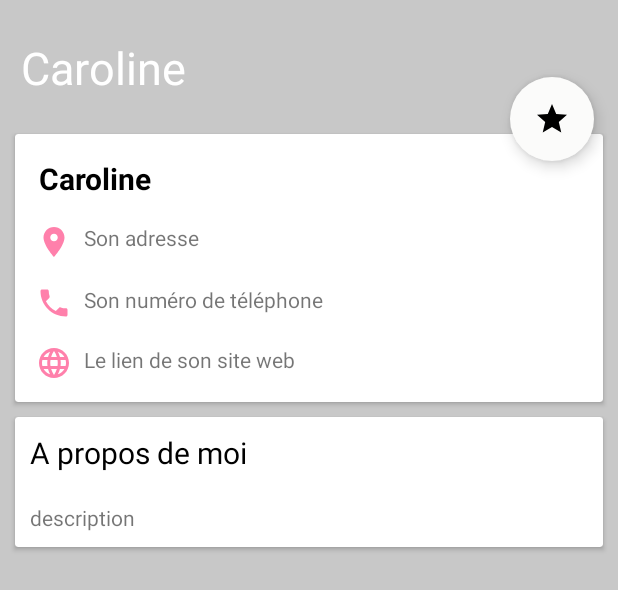
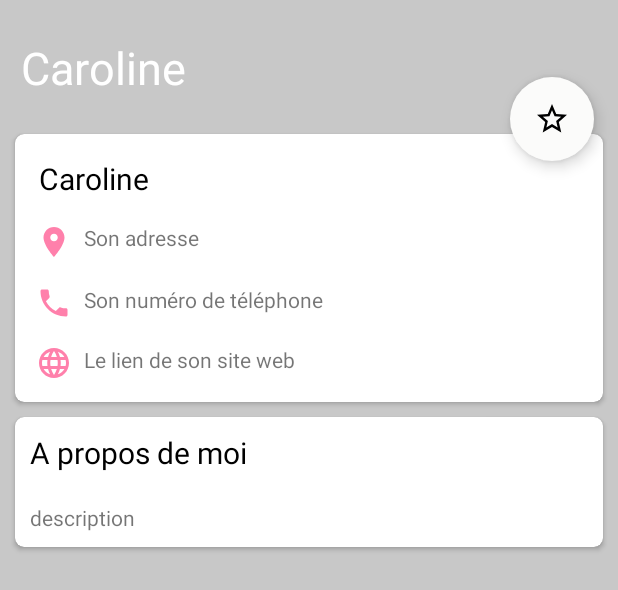
Before and after one commit to LaurentVrevin/Entrevoisins, an Android app: the layout activity_detail_neighbour.xml on its own in the app's theme, with its tools: preview values and no code run, on a phone screen of 412 x 824 dp. Shown: the part 331-921 px from the top of the screen. Run offline under Robolectric (Android 15) with nearby library versions, the phone set to English and light mode, and no system bars.

Commit message:
Functions add and delete a neighbour favori to a list are ok

```diff
--- a/app/src/main/java/com/openclassrooms/entrevoisins/ui/neighbour_list/ListNeighbourActivity.java
+++ b/app/src/main/java/com/openclassrooms/entrevoisins/ui/neighbour_list/ListNeighbourActivity.java
@@ -39,8 +39,6 @@ public class ListNeighbourActivity extends AppCompatActivity {
 
     }
 
-
-
     @OnClick(R.id.add_neighbour)
     void addNeighbour() {
         AddNeighbourActivity.navigate(this);
--- a/app/src/main/java/com/openclassrooms/entrevoisins/ui/neighbour_list/MyNeighbourRecyclerViewAdapter.java
+++ b/app/src/main/java/com/openclassrooms/entrevoisins/ui/neighbour_list/MyNeighbourRecyclerViewAdapter.java
@@ -28,6 +28,7 @@ import butterknife.BindView;
 import butterknife.ButterKnife;
 
 public class MyNeighbourRecyclerViewAdapter extends RecyclerView.Adapter<MyNeighbourRecyclerViewAdapter.ViewHolder> {
+    /* je crée une clé afin de passer les informations de la vu dedans pour la récupérer dans l'activité détail */
     private final String DETAIL_NEIGHBOUR = "DETAIL_NEIGHBOUR";
 
 
@@ -67,6 +68,10 @@ public class MyNeighbourRecyclerViewAdapter extends RecyclerView.Adapter<MyNeigh
                 EventBus.getDefault().post(new DeleteNeighbourEvent(neighbour));
             }
         });
+
+        /** Je génère l'ouverture de l'activité Détail via le on click sur la view
+         *
+         */
         holder.itemView.setOnClickListener(new View.OnClickListener() {
             @Override
             public void onClick(View v) {
--- /dev/null
+++ b/app/src/main/res/drawable/ic_baseline_star_24.xml
@@ -0,0 +1,5 @@
+<vector android:height="24dp" android:tint="#000000"
+    android:viewportHeight="24" android:viewportWidth="24"
+    android:width="24dp" xmlns:android="http://schemas.android.com/apk/res/android">
+    <path android:fillColor="@android:color/white" android:pathData="M12,17.27L18.18,21l-1.64,-7.03L22,9.24l-7.19,-0.61L12,2 9.19,8.63 2,9.24l5.46,4.73L5.82,21z"/>
+</vector>
--- /dev/null
+++ b/app/src/main/res/drawable/ic_baseline_star_border_24.xml
@@ -0,0 +1,5 @@
+<vector android:height="24dp" android:tint="#000000"
+    android:viewportHeight="24" android:viewportWidth="24"
+    android:width="24dp" xmlns:android="http://schemas.android.com/apk/res/android">
+    <path android:fillColor="@android:color/white" android:pathData="M22,9.24l-7.19,-0.62L12,2 9.19,8.63 2,9.24l5.46,4.73L5.82,21 12,17.27 18.18,21l-1.63,-7.03L22,9.24zM12,15.4l-3.76,2.27 1,-4.28 -3.32,-2.88 4.38,-0.38L12,6.1l1.71,4.04 4.38,0.38 -3.32,2.88 1,4.28L12,15.4z"/>
+</vector>
--- /dev/null
+++ b/app/src/main/res/drawable/ic_star_24dp.xml
@@ -0,0 +1,4 @@
+<?xml version="1.0" encoding="utf-8"?>
+<selector xmlns:android="http://schemas.android.com/apk/res/android">
+
+</selector>
--- a/app/src/main/res/drawable/ic_star_border_white_24dp.xml
+++ b/app/src/main/res/drawable/ic_star_border_white_24dp.xml
@@ -1,4 +1,4 @@
-<vector android:height="24dp" android:tint="#FFFFFF"
+<vector android:height="24dp" android:tint="#FFC300"
     android:viewportHeight="24.0" android:viewportWidth="24.0"
     android:width="24dp" xmlns:android="http://schemas.android.com/apk/res/android">
     <path android:fillColor="#FF000000" android:pathData="M22,9.24l-7.19,-0.62L12,2 9.19,8.63 2,9.24l5.46,4.73L5.82,21 12,17.27 18.18,21l-1.63,-7.03L22,9.24zM12,15.4l-3.76,2.27 1,-4.28 -3.32,-2.88 4.38,-0.38L12,6.1l1.71,4.04 4.38,0.38 -3.32,2.88 1,4.28L12,15.4z"/>
--- a/app/src/main/res/layout/activity_detail_neighbour.xml
+++ b/app/src/main/res/layout/activity_detail_neighbour.xml
@@ -1,5 +1,6 @@
 <?xml version="1.0" encoding="utf-8"?>
 <android.support.constraint.ConstraintLayout xmlns:android="http://schemas.android.com/apk/res/android"
+    xmlns:tools="http://schemas.android.com/tools"
     android:layout_width="match_parent"
     android:layout_height="match_parent"
     xmlns:app="http://schemas.android.com/apk/res-auto"
@@ -33,7 +34,7 @@
         android:layout_height="wrap_content"
         android:layout_margin="16dp"
         android:backgroundTint="@color/colorBackgroundStar"
-        android:src="@drawable/ic_star_white_24dp"
+        android:src="@drawable/ic_star_border_white_24dp"
         app:borderWidth="0dp"
         app:layout_constraintBottom_toBottomOf="@id/imageDetail"
         app:layout_constraintRight_toRightOf="parent"
@@ -52,59 +53,63 @@
     <!--Cardview 01 -->
     <android.support.v7.widget.CardView
         android:id="@+id/cardView01"
-        app:layout_constraintTop_toBottomOf="@id/imageDetail"
         android:layout_width="match_parent"
         android:layout_height="wrap_content"
+        android:layout_margin="10dp"
         android:orientation="vertical"
-        android:layout_margin ="10dp">
+        app:cardCornerRadius="6dp"
+        app:layout_constraintTop_toBottomOf="@id/imageDetail"
+        tools:layout_editor_absoluteX="10dp">
 
         <LinearLayout
             android:layout_width="match_parent"
             android:layout_height="match_parent"
-            android:orientation="vertical"
-            android:layout_margin="6dp">
+            android:layout_margin="6dp"
+            android:orientation="vertical">
 
             <TextView
                 android:id="@+id/firstNameDetail"
                 android:layout_width="match_parent"
                 android:layout_height="25dp"
+                android:layout_margin="10dp"
+                android:fontFamily="sans-serif-thin"
+                android:text="Caroline"
+                android:textColor="@color/colorBlack"
                 android:textSize="20dp"
-                android:textStyle="bold"
-                android:layout_margin="10dp"
-                android:text="Caroline"
-                android:textColor="@color/colorBlack"/>
+                android:textStyle="bold" />
 
 
             <TextView
                 android:id="@+id/addressNumberDetail"
                 android:layout_width="match_parent"
                 android:layout_height="25dp"
-                android:text="Son adresse"
                 android:layout_margin="8dp"
+
+                android:drawableLeft="@drawable/ic_baseline_location_on_24"
                 android:drawablePadding="8dp"
-                android:drawableLeft="@drawable/ic_baseline_location_on_24"
-                android:drawableTint="@color/colorAccent"/>
+                android:drawableTint="@color/colorAccent"
+                android:text="Son adresse" />
 
 
             <TextView
                 android:id="@+id/phoneNumberDetail"
                 android:layout_width="match_parent"
                 android:layout_height="wrap_content"
-                android:text="Son numéro de téléphone"
-                android:drawablePadding="8dp"
                 android:layout_margin="8dp"
                 android:drawableLeft="@drawable/ic_baseline_local_phone_24"
-                android:drawableTint="@color/colorAccent"/>
+                android:drawablePadding="8dp"
+                android:drawableTint="@color/colorAccent"
+                android:text="Son numéro de téléphone" />
 
             <TextView
                 android:id="@+id/urlDetail"
                 android:layout_width="match_parent"
                 android:layout_height="wrap_content"
-                android:text="Le lien de son site web"
-                android:drawablePadding="8dp"
                 android:layout_margin="8dp"
                 android:drawableLeft="@drawable/ic_baseline_language_24"
-                android:drawableTint="@color/colorAccent"/>
+                android:drawablePadding="8dp"
+                android:drawableTint="@color/colorAccent"
+                android:text="Le lien de son site web" />
 
         </LinearLayout>
 
@@ -116,7 +121,8 @@
         android:layout_width="match_parent"
         android:layout_height="wrap_content"
         android:orientation="vertical"
-        android:layout_margin ="10dp">
+        android:layout_margin ="10dp"
+        app:cardCornerRadius="6dp">
 
         <LinearLayout
             android:layout_width="match_parent"
--- a/app/src/main/res/values/styles.xml
+++ b/app/src/main/res/values/styles.xml
@@ -1,7 +1,7 @@
 <resources>
 
     <!-- Base application theme. -->
-    <style name="AppTheme" parent="Theme.MaterialComponents.Light.DarkActionBar">
+    <style name="AppTheme" parent="Theme.MaterialComponents.Light.NoActionBar">
         <!-- Customize your theme here. -->
         <item name="colorPrimary">@color/colorPrimary</item>
         <item name="colorPrimaryDark">@color/colorPrimaryDark</item>
```
Also changed, not shown: app/src/main/java/com/openclassrooms/entrevoisins/service/DummyNeighbourApiService.java (+29 -2 lines), app/src/main/java/com/openclassrooms/entrevoisins/service/NeighbourApiService.java (+25 -0 lines), app/src/main/java/com/openclassrooms/entrevoisins/ui/neighbour_list/DetailNeighbourActivity.java (+35 -12 lines), app/src/main/java/com/openclassrooms/entrevoisins/ui/neighbour_list/FavoriteNeighbourFragment.java (+5 -3 lines), app/src/main/java/com/openclassrooms/entrevoisins/ui/neighbour_list/ListNeighbourPagerAdapter.java (+5 -2 lines), app/src/main/res/layout/fragment_favorite_neighbour_list.xml (added, +14 -0 lines).
